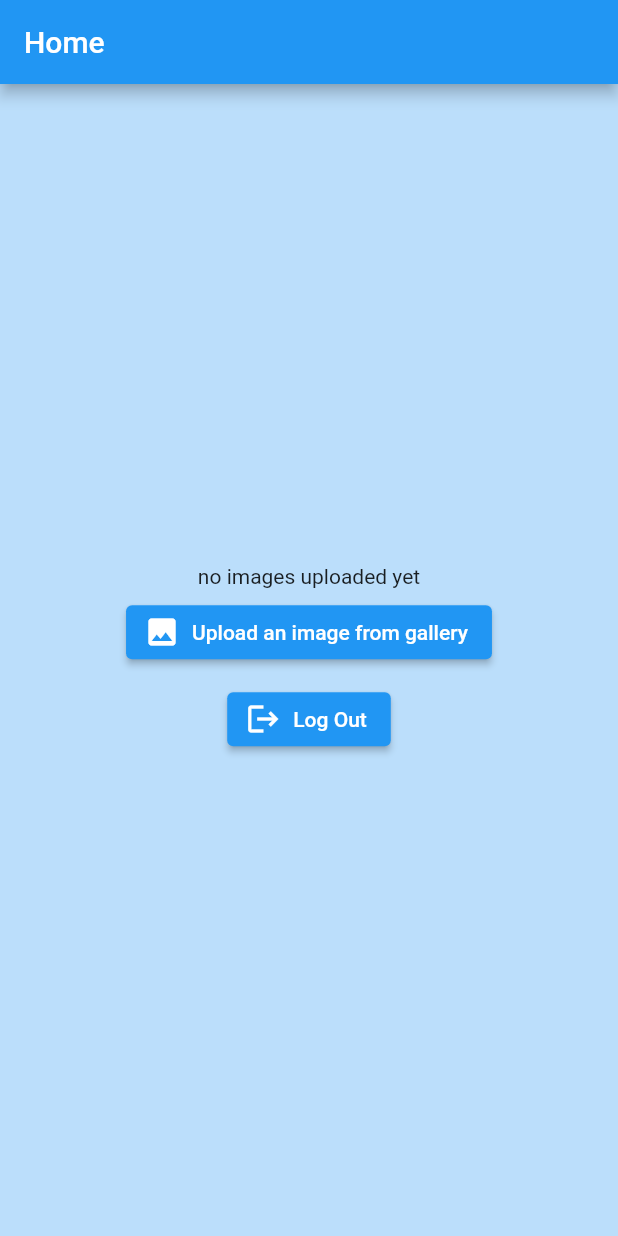
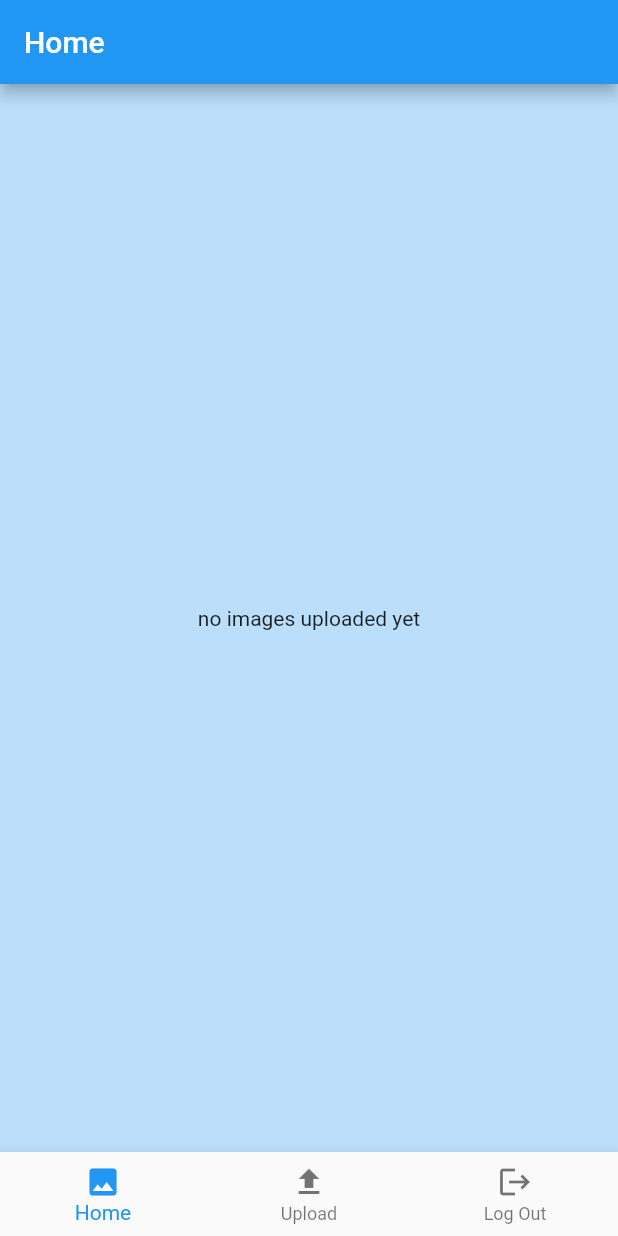
Before and after one commit to MichaelRinglein/CloudGallery, a Flutter app: the screen it shows once a user with an empty profile is signed in, on a phone screen of 412 x 824 dp. Run offline on Flutter 3.47's test engine with Material 2 defaults, Android fonts, the phone set to English and light mode, and no system bars; our stand-ins replace cloud_firestore, firebase_auth, firebase_core, firebase_storage, flutter_spinkit, google_sign_in and 2 more; accounts and stored records are empty; network calls fail.

Commit message:
feat: Loading() image_pick, Loading widget modular

```diff
--- a/lib/auth/sign_in.dart
+++ b/lib/auth/sign_in.dart
@@ -24,7 +24,9 @@ class _SignInState extends State<SignIn> {
   @override
   Widget build(BuildContext context) {
     return loading
-        ? Loading()
+        ? Loading(
+            loadingText: 'Loading...',
+          )
         : Scaffold(
             backgroundColor: backgroundColorPage,
             appBar: AppBar(
--- a/lib/global/design.dart
+++ b/lib/global/design.dart
@@ -1,12 +1,14 @@
 import 'package:flutter/material.dart';
 
 // Colors
-var backgroundColorAppBar = Colors.blue;
+const backgroundColorAppBar = Colors.blue;
 var backgroundColorPage = Colors.blue[100];
-var backgroundColorButtonPrimary = Colors.blue;
+const backgroundColorButtonPrimary = Colors.blue;
 const textColorButtonPrimary = Colors.white;
-var backgroundColorButtonSecondary = Colors.transparent;
+const backgroundColorButtonSecondary = Colors.transparent;
 const textColorButtonSecondary = Colors.blue;
+const iconColor = Colors.blue;
+const iconsTextColor = Colors.blue;
 
 // Spacing
 const heightSizedBox = 5.0;
--- a/lib/home.dart
+++ b/lib/home.dart
@@ -7,9 +7,47 @@ import 'package:flutter/foundation.dart';
 import 'package:flutter/material.dart';
 import 'package:provider/provider.dart';
 
-class Home extends StatelessWidget {
+class Home extends StatefulWidget {
   Home({Key? key}) : super(key: key);
+
+  static const TextStyle iconTextStyle = TextStyle(
+    fontSize: 30,
+    fontWeight: FontWeight.bold,
+    color: iconsTextColor,
+  );
+  static const List<Widget> _widgetOptions = <Widget>[
+    Text(
+      'Index 0: Home',
+      style: iconTextStyle,
+    ),
+    Text(
+      'Index 1: Business',
+      style: iconTextStyle,
+    ),
+    Text(
+      'Index 2: School',
+      style: iconTextStyle,
+    ),
+  ];
+
+  @override
+  State<Home> createState() => _HomeState();
+}
+
+class _HomeState extends State<Home> {
   final AuthService _auth = AuthService();
+
+  int _selectedIndex = 0;
+
+  void _onItemTapped(int index) {
+    if (index == 2) {
+      _auth.signOut();
+    }
+
+    setState(() {
+      _selectedIndex = index;
+    });
+  }
 
   @override
   Widget build(BuildContext context) {
@@ -25,30 +63,37 @@ class Home extends StatelessWidget {
         mainAxisAlignment: MainAxisAlignment.center,
         crossAxisAlignment: CrossAxisAlignment.center,
         children: [
-          ShowImages(
-            user: user,
+          _selectedIndex == 0
+              ? ShowImages(
+                  user: user,
+                )
+              : ImagePick(
+                  user: user,
+                ),
+        ],
+      ),
+      bottomNavigationBar: BottomNavigationBar(
+        items: const <BottomNavigationBarItem>[
+          BottomNavigationBarItem(
+            icon: Icon(
+              Icons.image,
+            ),
+            label: 'Home',
           ),
-          const SizedBox(
-            height: heightSizedBox,
+          BottomNavigationBarItem(
+            icon: Icon(Icons.upload),
+            label: 'Upload',
           ),
-          const ImagePick(),
-          const SizedBox(
-            height: heightSizedBox,
-          ),
-          ElevatedButton.icon(
-            icon: const Icon(Icons.logout),
-            label: const Text('Log Out',
-                style: TextStyle(
-                  color: textColorButtonPrimary,
-                )),
-            style: ElevatedButton.styleFrom(
-              primary: backgroundColorButtonPrimary,
+          BottomNavigationBarItem(
+            icon: Icon(
+              Icons.logout,
             ),
-            onPressed: () async {
-              await _auth.signOut();
-            },
+            label: 'Log Out',
           ),
         ],
+        currentIndex: _selectedIndex,
+        selectedItemColor: iconsTextColor,
+        onTap: _onItemTapped,
       ),
     );
   }
--- a/lib/main.dart
+++ b/lib/main.dart
@@ -1,5 +1,6 @@
 import 'package:cloudgallery/auth/sign_in.dart';
 import 'package:cloudgallery/database/auth.dart';
+import 'package:cloudgallery/image_pick.dart';
 import 'package:cloudgallery/wrapper.dart';
 import 'package:firebase_core/firebase_core.dart';
 import 'package:flutter/material.dart';
@@ -26,7 +27,6 @@ class MyApp extends StatelessWidget {
         theme: ThemeData(
           primarySwatch: Colors.blue,
         ),
-        //home: ,
         routes: {
           '/': (context) => Wrapper(),
           '/sign-in': (context) => SignIn(),
--- a/lib/show_images.dart
+++ b/lib/show_images.dart
@@ -27,14 +27,33 @@ class ShowImages extends StatelessWidget {
                       return const Text('something went wrong');
                     }
                     if (snapshot.connectionState == ConnectionState.waiting) {
-                      return Loading();
+                      return Container(
+                          alignment: Alignment.center,
+                          child: Column(
+                              mainAxisAlignment: MainAxisAlignment.center,
+                              children: <Widget>[
+                                Loading(
+                                  loadingText:
+                                      'Getting images from the cloud...',
+                                ),
+                              ]));
                     }
                     return FutureBuilder<List>(
                         future: _storageServices.getDownloadURLS(user!),
                         builder: (context, snapshot) {
                           switch (snapshot.connectionState) {
                             case ConnectionState.waiting:
-                              return Loading();
+                              return Container(
+                                  alignment: Alignment.center,
+                                  child: Column(
+                                      mainAxisAlignment:
+                                          MainAxisAlignment.center,
+                                      children: <Widget>[
+                                        Loading(
+                                          loadingText:
+                                              'Getting images from the cloud...',
+                                        ),
+                                      ]));
                             case ConnectionState.none:
                               return const Text('Error occured');
                             case ConnectionState.done:
@@ -71,27 +90,19 @@ class ShowImages extends StatelessWidget {
                                 ),
                               );
                             default:
-                              return Loading();
+                              return Container(
+                                  alignment: Alignment.center,
+                                  child: Column(
+                                      mainAxisAlignment:
+                                          MainAxisAlignment.center,
+                                      children: <Widget>[
+                                        Loading(
+                                          loadingText: 'no images uploaded yet',
+                                        ),
+                                      ]));
                           }
                         });
                   }),
-              /*
-              ElevatedButton.icon(
-                icon: const Icon(Icons.cloud_download),
-                label: const Text(
-                  "Get Images from cloud",
-                  style: TextStyle(
-                    color: textColorButtonPrimary,
-                  ),
-                ),
-                style: ElevatedButton.styleFrom(
-                  primary: backgroundColorButtonPrimary,
-                ),
-                onPressed: () {
-                  _storageServices.getDownloadURLS(user!);
-                },
-              ),
-              */
             ],
           ))
         : Container();
@@ -113,16 +124,33 @@ class ShowImages extends StatelessWidget {
                   Navigator.pop(context);
                 }),
           ),
-          body: Stack(children: [
+          body: StreamBuilder<DocumentSnapshot>(
+              stream: _storageServices.getProgress(user!),
+              builder: (context, snapshotProgress) {
+                if (snapshotProgress.hasError) {
+                  return const Text('Something went wrong');
+                }
+                if (snapshotProgress.connectionState ==
+                    ConnectionState.waiting) {
+                  return const Text("Image is deleting...");
+                }
+                return Stack(children: [
                   PhotoView(
                     imageProvider: NetworkImage(
                       snapshot.data!.elementAt(index),
                     ),
                   ),
+                  Container(
+                    alignment: Alignment.center,
+                    padding: const EdgeInsets.fromLTRB(0, 0, 0, 20.0),
+                    child: Column(
+                      mainAxisAlignment: MainAxisAlignment.end,
+                      crossAxisAlignment: CrossAxisAlignment.center,
+                      children: [
                         ElevatedButton.icon(
                           icon: const Icon(Icons.delete),
                           label: const Text(
-                "Delete Images from cloud",
+                            "Delete this image from cloud",
                             style: TextStyle(
                               color: textColorButtonPrimary,
                             ),
@@ -136,7 +164,11 @@ class ShowImages extends StatelessWidget {
                             Navigator.pushNamed(context, '/');
                           },
                         ),
-          ]),
+                      ],
+                    ),
+                  ),
+                ]);
+              }),
         ),
       ),
     );
--- a/lib/wrapper.dart
+++ b/lib/wrapper.dart
@@ -21,7 +21,9 @@ class Wrapper extends StatelessWidget {
           //print('snapshot.data is');
           //print(snapshot.data);
           if (snapshot.connectionState == ConnectionState.waiting) {
-            return Loading();
+            return Loading(
+              loadingText: 'Loading...',
+            );
           }
 
           return snapshot.data == null ? SignIn() : Home();
```
Also changed, not shown: lib/database/storage.dart (+6 -2 lines), lib/global/loading.dart (+15 -4 lines), lib/image_pick.dart (+32 -9 lines), 1 other file. Lines whose indentation alone changed are shown as unchanged.
